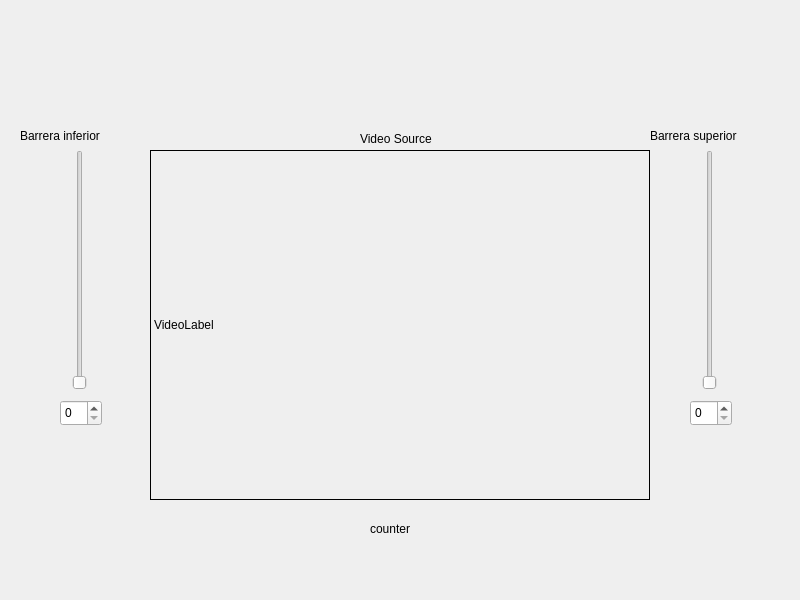
This is Entrega1_3/mainwindow.ui in Chemabee/ID_Entrega as Qt 5 draws it before an edit. The edited form follows.
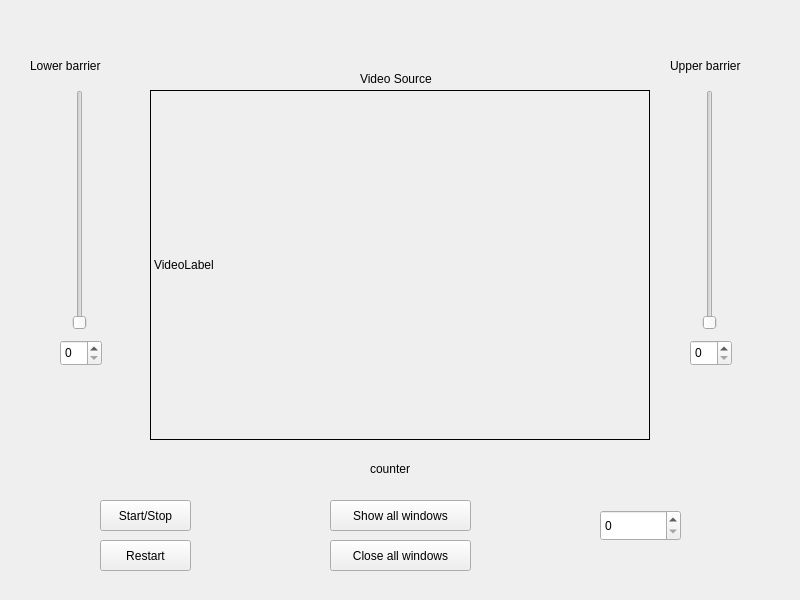
This is the edited form.

Commit message: barreras y mas botones

What changed in the file:
```diff
--- a/Entrega1_3/mainwindow.ui
+++ b/Entrega1_3/mainwindow.ui
@@ -18,7 +18,7 @@
     <property name="geometry">
      <rect>
       <x>150</x>
-      <y>150</y>
+      <y>90</y>
       <width>500</width>
       <height>350</height>
      </rect>
@@ -40,7 +40,7 @@
     <property name="geometry">
      <rect>
       <x>360</x>
-      <y>130</y>
+      <y>70</y>
       <width>100</width>
       <height>17</height>
      </rect>
@@ -53,7 +53,7 @@
     <property name="geometry">
      <rect>
       <x>70</x>
-      <y>150</y>
+      <y>90</y>
       <width>20</width>
       <height>240</height>
      </rect>
@@ -66,7 +66,7 @@
     <property name="geometry">
      <rect>
       <x>700</x>
-      <y>150</y>
+      <y>90</y>
       <width>20</width>
       <height>240</height>
      </rect>
@@ -79,7 +79,7 @@
     <property name="geometry">
      <rect>
       <x>60</x>
-      <y>400</y>
+      <y>340</y>
       <width>42</width>
       <height>26</height>
      </rect>
@@ -89,7 +89,7 @@
     <property name="geometry">
      <rect>
       <x>690</x>
-      <y>400</y>
+      <y>340</y>
       <width>42</width>
       <height>26</height>
      </rect>
@@ -99,7 +99,7 @@
     <property name="geometry">
      <rect>
       <x>370</x>
-      <y>520</y>
+      <y>460</y>
       <width>67</width>
       <height>17</height>
      </rect>
@@ -111,27 +111,89 @@
    <widget class="QLabel" name="titleBarrera1">
     <property name="geometry">
      <rect>
-      <x>20</x>
-      <y>120</y>
+      <x>30</x>
+      <y>50</y>
       <width>111</width>
       <height>31</height>
      </rect>
     </property>
     <property name="text">
-     <string>Barrera inferior</string>
+     <string>Lower barrier</string>
     </property>
    </widget>
    <widget class="QLabel" name="titleBarrera2">
     <property name="geometry">
      <rect>
-      <x>650</x>
-      <y>120</y>
+      <x>670</x>
+      <y>50</y>
       <width>121</width>
       <height>31</height>
      </rect>
     </property>
     <property name="text">
-     <string>Barrera superior</string>
+     <string>Upper barrier</string>
+    </property>
+   </widget>
+   <widget class="QPushButton" name="buttonPause">
+    <property name="geometry">
+     <rect>
+      <x>100</x>
+      <y>500</y>
+      <width>91</width>
+      <height>31</height>
+     </rect>
+    </property>
+    <property name="text">
+     <string>Start/Stop</string>
+    </property>
+   </widget>
+   <widget class="QPushButton" name="buttonDebug">
+    <property name="geometry">
+     <rect>
+      <x>330</x>
+      <y>500</y>
+      <width>141</width>
+      <height>31</height>
+     </rect>
+    </property>
+    <property name="text">
+     <string>Show all windows</string>
+    </property>
+   </widget>
+   <widget class="QSpinBox" name="spinSpeed">
+    <property name="geometry">
+     <rect>
+      <x>600</x>
+      <y>510</y>
+      <width>81</width>
+      <height>31</height>
+     </rect>
+    </property>
+   </widget>
+   <widget class="QPushButton" name="buttonRestart">
+    <property name="geometry">
+     <rect>
+      <x>100</x>
+      <y>540</y>
+      <width>91</width>
+      <height>31</height>
+     </rect>
+    </property>
+    <property name="text">
+     <string>Restart</string>
+    </property>
+   </widget>
+   <widget class="QPushButton" name="buttonCloseDebug">
+    <property name="geometry">
+     <rect>
+      <x>330</x>
+      <y>540</y>
+      <width>141</width>
+      <height>31</height>
+     </rect>
+    </property>
+    <property name="text">
+     <string>Close all windows</string>
     </property>
    </widget>
   </widget>
```
The commit also changes 1 other file.
